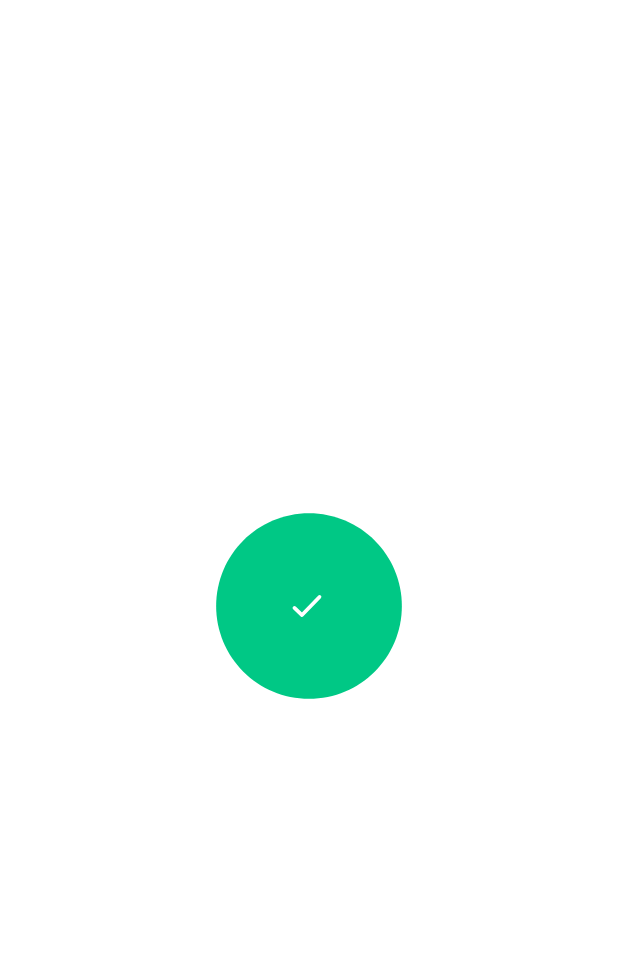
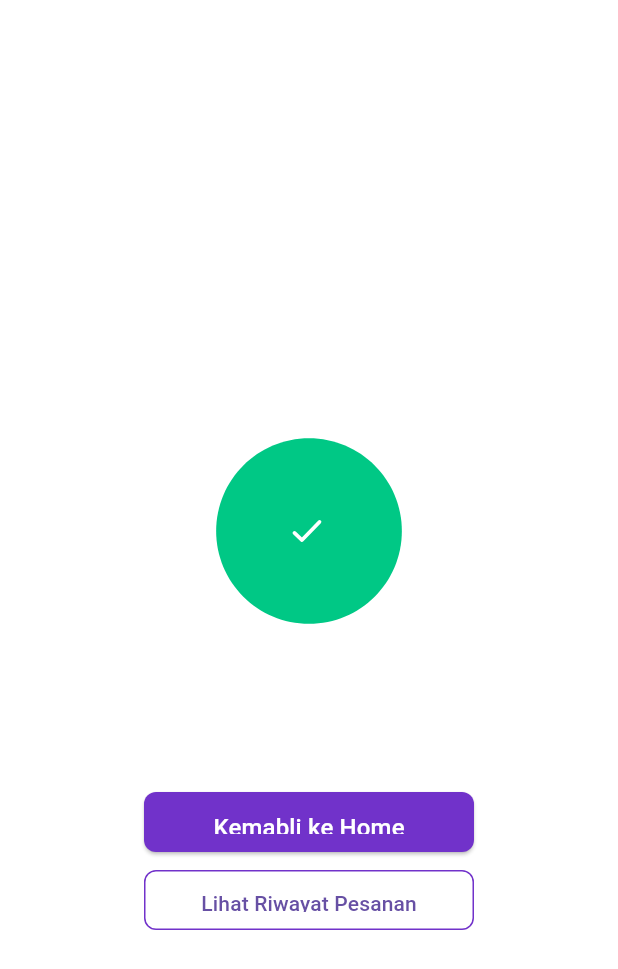
Before and after one commit to Frientia/project_mobile_UAS, a Flutter app: the MySuccess screen opened directly, on a phone screen of 412 x 824 dp. Shown: the top 969 px of the screen. Run offline on Flutter 3.47's test engine with Material 3 defaults, Android fonts, the phone set to English and light mode, and no system bars; our stand-ins replace country_picker, firebase_auth, firebase_core, flutter_dotenv, lottie, shared_preferences and 1 more; accounts and stored records are empty.

Commit message:
penyesuaian column box button

```diff
--- a/lib/screens/lottie_success.dart
+++ b/lib/screens/lottie_success.dart
@@ -1,5 +1,6 @@
 import 'package:flutter/material.dart';
 import 'package:lottie/lottie.dart';
+import 'package:mobile_uas/pages/home_page.dart';
 import 'package:mobile_uas/pages/riwayat_pesanan.dart';
 
 class MySuccess extends StatefulWidget {
@@ -10,23 +11,6 @@ class MySuccess extends StatefulWidget {
 }
 
 class _MySuccessState extends State<MySuccess> {
-  @override
-  void initState() {
-    super.initState();
-    _navigateToHome();
-  }
-
-  _navigateToHome() async {
-    await Future.delayed(const Duration(seconds: 3));
-    if (!mounted) return;
-
-    Navigator.pushAndRemoveUntil(
-      context,
-      MaterialPageRoute(builder: (context) => const MyRiwayat()),
-      (Route<dynamic> route) => false,
-    );
-  }
-
   @override
   Widget build(BuildContext context) {
     return Scaffold(
@@ -40,8 +24,58 @@ class _MySuccessState extends State<MySuccess> {
               width: 300,
               height: 300,
               fit: BoxFit.contain,
+              repeat: true,
             ),
-            const SizedBox(height: 16),
+            const SizedBox(height: 24),
+            SizedBox(
+              width: 220,
+              height: 40,
+              child: ElevatedButton(
+                style: ElevatedButton.styleFrom(
+                  backgroundColor: const Color.fromARGB(255, 113, 50, 202),
+                  padding: const EdgeInsets.symmetric(vertical: 12),
+                  shape: RoundedRectangleBorder(
+                    borderRadius: BorderRadius.circular(8),
+                  ),
+                ),
+                onPressed: () {
+                  Navigator.pushAndRemoveUntil(
+                    context,
+                    MaterialPageRoute(builder: (_) => const HomePage()),
+                    (route) => false,
+                  );
+                },
+                child: Text(
+                  'Kemabli ke Home',
+                  style: TextStyle(fontSize: 16, color: Colors.white),
+                ),
+              ),
+            ),
+
+            const SizedBox(height: 12),
+
+            SizedBox(
+              width: 220,
+              height: 40,
+              child: OutlinedButton(
+                style: OutlinedButton.styleFrom(
+                  padding: const EdgeInsets.symmetric(vertical: 12),
+                  side: const BorderSide(
+                    color: Color.fromARGB(255, 113, 50, 202),
+                  ),
+                  shape: RoundedRectangleBorder(
+                    borderRadius: BorderRadius.circular(8),
+                  ),
+                ),
+                onPressed: () {
+                  Navigator.pushReplacement(
+                    context,
+                    MaterialPageRoute(builder: (_) => const MyRiwayat()),
+                  );
+                },
+                child: const Text('Lihat Riwayat Pesanan'),
+              ),
+            ),
           ],
         ),
       ),
```
